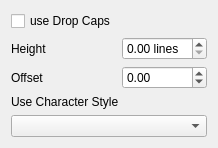
First picture: the form in scribus/ui/propertywidget_dropcapbase.ui, repository scribusproject/scribus, before the edit.
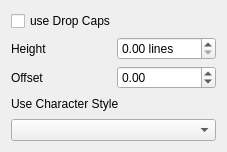
Second picture: the form after the edit. Custom widgets are drawn as their Qt base class.

Commit message: small change of widget layout in order to accommodate longer translation strings

```diff
--- a/scribus/ui/propertywidget_dropcapbase.ui
+++ b/scribus/ui/propertywidget_dropcapbase.ui
@@ -6,8 +6,8 @@
    <rect>
     <x>0</x>
     <y>0</y>
-    <width>211</width>
-    <height>142</height>
+    <width>227</width>
+    <height>152</height>
    </rect>
   </property>
   <property name="windowTitle">
@@ -41,13 +41,6 @@
      </property>
     </widget>
    </item>
-   <item row="0" column="0">
-    <widget class="QCheckBox" name="dropCapBox">
-     <property name="text">
-      <string>use Drop Caps</string>
-     </property>
-    </widget>
-   </item>
    <item row="3" column="0" colspan="2">
     <widget class="QLabel" name="dropCapCharStyleLabel">
      <property name="text">
@@ -65,6 +58,13 @@
      </property>
     </widget>
    </item>
+   <item row="0" column="0" colspan="2">
+    <widget class="QCheckBox" name="dropCapBox">
+     <property name="text">
+      <string>use Drop Caps</string>
+     </property>
+    </widget>
+   </item>
   </layout>
  </widget>
  <customwidgets>
```
